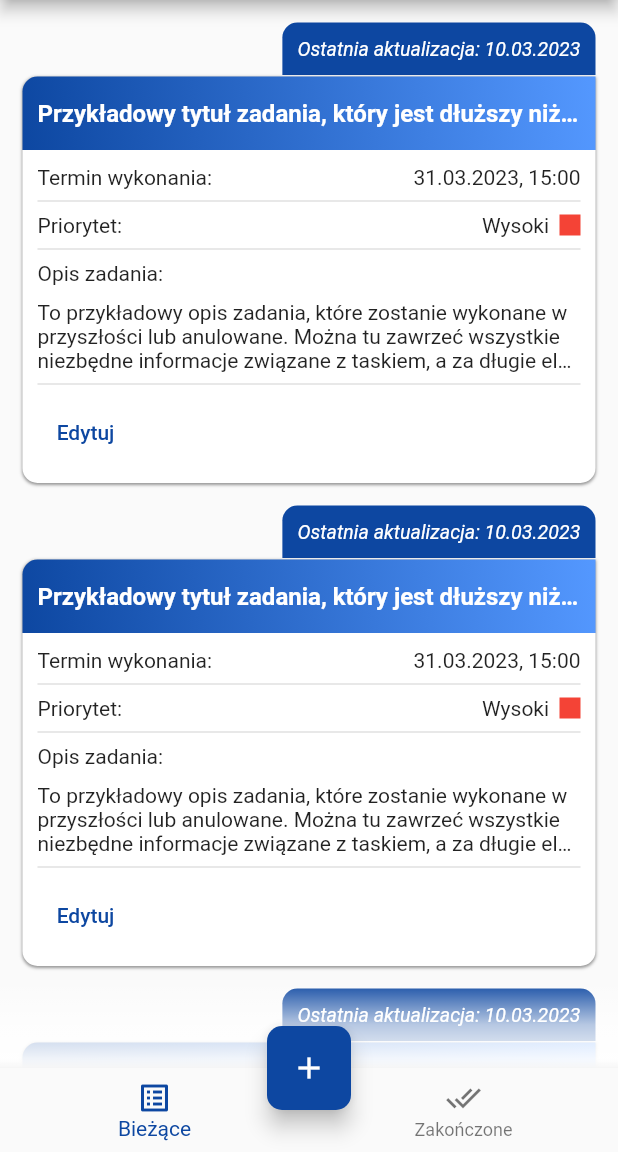
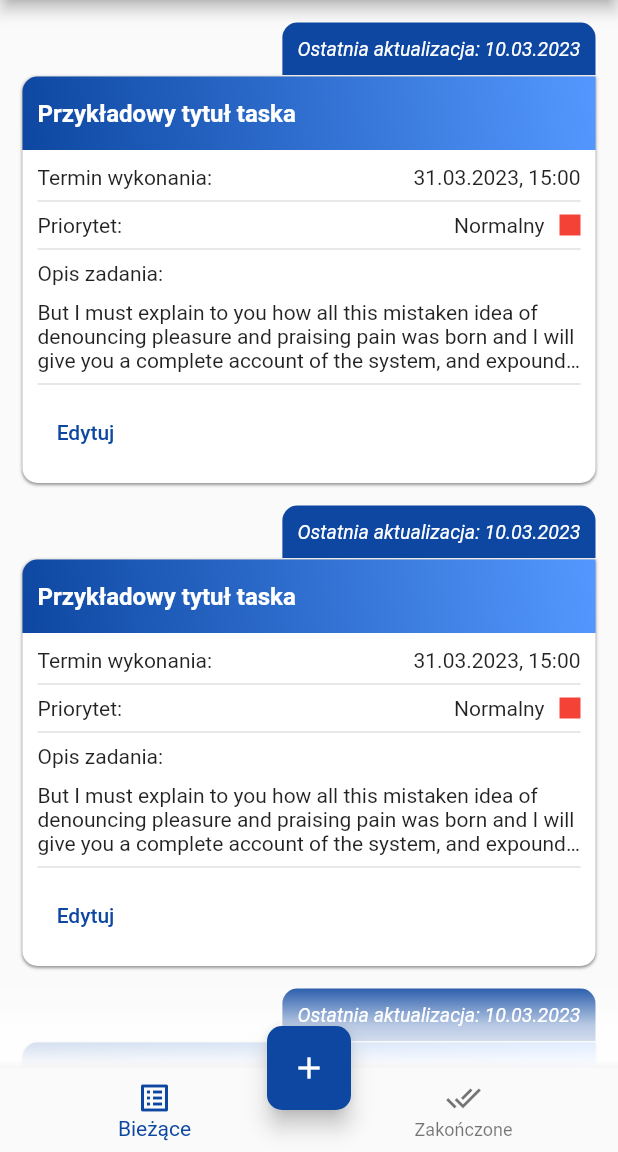
Before and after one commit to piotrpeczkowski/sw_planner, a Flutter app: the screen it shows after launch, on a phone screen of 412 x 824 dp, the part 84-1236 px from its top. Run offline on Flutter 3.47's test engine with Material 2 defaults, Android fonts, the light colour scheme and no system bars.

Commit message:
Organize task widget

```diff
--- a/lib/features/tasks_page/widgets/task_widget.dart
+++ b/lib/features/tasks_page/widgets/task_widget.dart
@@ -4,6 +4,38 @@ class TaskWidget extends StatelessWidget {
   const TaskWidget({
     super.key,
   });
+
+  @override
+  Widget build(BuildContext context) {
+    return const TaskWidgetBody(
+      taskId: '',
+      taskTitle: 'Przykładowy tytuł taska',
+      taskEditDate: '10.03.2023',
+      taskDeadlineDate: '31.03.2023, 15:00',
+      taskPriority: 'Normalny',
+      taskDescription:
+          'But I must explain to you how all this mistaken idea of denouncing pleasure and praising pain was born and I will give you a complete account of the system, and expound the actual teachings of the great explorer of the truth, the master-builder of human happiness.',
+    );
+  }
+}
+
+class TaskWidgetBody extends StatelessWidget {
+  const TaskWidgetBody({
+    required this.taskId,
+    required this.taskTitle,
+    required this.taskEditDate,
+    required this.taskDeadlineDate,
+    required this.taskPriority,
+    required this.taskDescription,
+    super.key,
+  });
+
+  final String taskId;
+  final String taskTitle;
+  final String taskEditDate;
+  final String taskDeadlineDate;
+  final String taskPriority;
+  final String taskDescription;
 
   @override
   Widget build(BuildContext context) {
@@ -26,9 +58,9 @@ class TaskWidget extends StatelessWidget {
                 ),
                 color: Color.fromARGB(255, 13, 71, 161),
               ),
-              child: const Text(
-                'Ostatnia aktualizacja: 10.03.2023',
-                style: TextStyle(
+              child: Text(
+                'Ostatnia aktualizacja: $taskEditDate',
+                style: const TextStyle(
                   color: Colors.white,
                   fontSize: 13,
                   fontStyle: FontStyle.italic,
@@ -74,14 +106,14 @@ class TaskWidget extends StatelessWidget {
                 ),
                 child: Column(
                   crossAxisAlignment: CrossAxisAlignment.start,
-                  children: const [
+                  children: [
                     Padding(
-                      padding: EdgeInsets.only(top: 5, bottom: 5),
+                      padding: const EdgeInsets.only(top: 5, bottom: 5),
                       child: Text(
-                        'Przykładowy tytuł zadania, który jest dłuższy niż przeciętny tytuł',
+                        taskTitle,
                         overflow: TextOverflow.ellipsis,
                         maxLines: 1,
-                        style: TextStyle(
+                        style: const TextStyle(
                           color: Colors.white,
                           fontSize: 16,
                           fontWeight: FontWeight.bold,
@@ -106,9 +138,9 @@ class TaskWidget extends StatelessWidget {
                   children: [
                     Row(
                       mainAxisAlignment: MainAxisAlignment.spaceBetween,
-                      children: const [
-                        Text('Termin wykonania:'),
-                        Text('31.03.2023, 15:00'),
+                      children: [
+                        const Text('Termin wykonania:'),
+                        Text(taskDeadlineDate),
                       ],
                     ),
                     const Divider(thickness: 1.0),
@@ -118,11 +150,14 @@ class TaskWidget extends StatelessWidget {
                         const Text('Priorytet:'),
                         Row(
                           children: [
-                            const Text('Wysoki  '),
-                            Container(
-                              width: 14,
-                              height: 14,
-                              color: Colors.red,
+                            Text(taskPriority),
+                            Padding(
+                              padding: const EdgeInsets.only(left: 10.0),
+                              child: Container(
+                                width: 14,
+                                height: 14,
+                                color: Colors.red,
+                              ),
                             ),
                           ],
                         ),
@@ -131,8 +166,8 @@ class TaskWidget extends StatelessWidget {
                     const Divider(thickness: 1.0),
                     const Text('Opis zadania:'),
                     const Padding(padding: EdgeInsets.only(top: 10)),
-                    const Text(
-                      'To przykładowy opis zadania, które zostanie wykonane w przyszłości lub anulowane. Można tu zawrzeć wszystkie niezbędne informacje związane z taskiem, a za długie elementy zostaną przycięte.',
+                    Text(
+                      taskDescription,
                       overflow: TextOverflow.ellipsis,
                       maxLines: 3,
                       textAlign: TextAlign.left,
```
